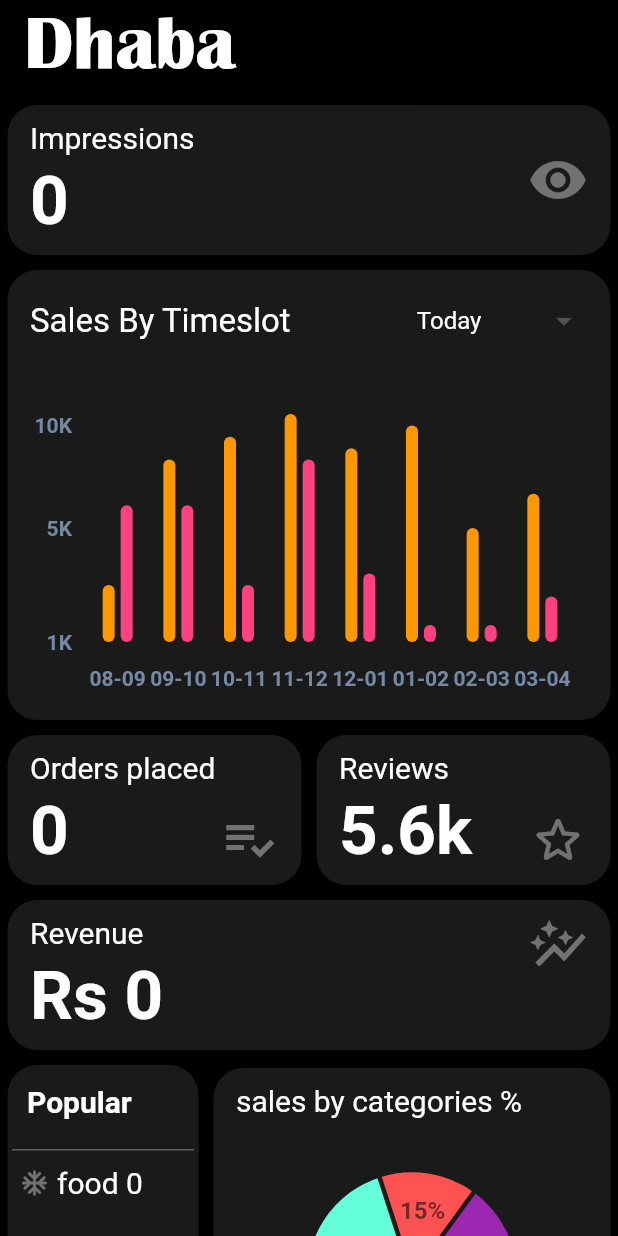
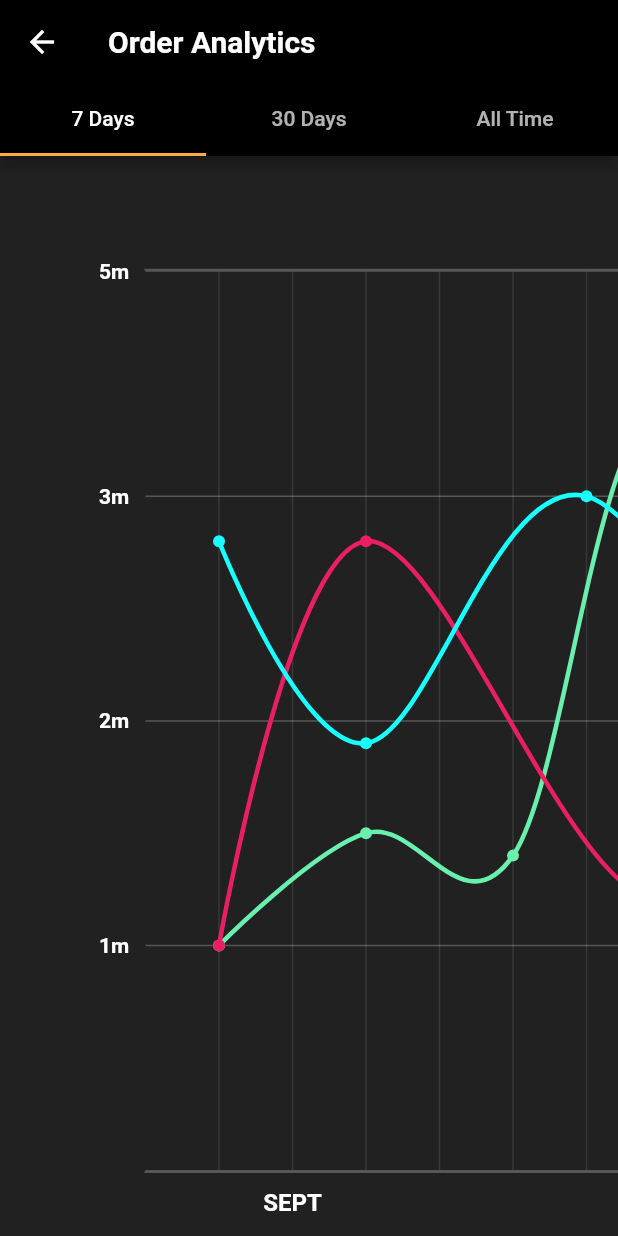
Before and after one commit to yousuf-4594/Blink-Employee, a Flutter app: the AnalyticsScreen screen opened directly with empty values, after a tap on "Orders placed", on a phone screen of 412 x 824 dp. Run offline on Flutter 3.47's test engine with Material 2 defaults, Android fonts, the phone set to English and light mode, and no system bars; drawn by our look-alikes of fl_chart; our stand-ins replace animated_text_kit, flutter_slidable, google_fonts, google_nav_bar, smooth_page_indicator; missing offline and left inert: mysql_client.

Commit message:
added order analytics screen with last 7days/30days/alltime tabs

```diff
--- /dev/null
+++ b/lib/graphs/orderPlacedLineChart.dart
@@ -0,0 +1,256 @@
+import 'package:fl_chart/fl_chart.dart';
+import 'package:flutter/material.dart';
+
+class _LineChart extends StatelessWidget {
+  const _LineChart();
+
+  @override
+  Widget build(BuildContext context) {
+    return LineChart(
+      sampleData1,
+      duration: const Duration(milliseconds: 250),
+    );
+  }
+
+  LineChartData get sampleData1 => LineChartData(
+        lineTouchData: lineTouchData1,
+        gridData: FlGridData(
+          show: true,
+          drawVerticalLine: true,
+          horizontalInterval: 1,
+          verticalInterval: 1,
+          getDrawingHorizontalLine: (value) {
+            return const FlLine(
+              color: Colors.white24,
+              strokeWidth: 1,
+            );
+          },
+          getDrawingVerticalLine: (value) {
+            return const FlLine(
+              color: Colors.white10,
+              strokeWidth: 1,
+            );
+          },
+        ),
+        titlesData: titlesData1,
+        borderData: borderData,
+        lineBarsData: lineBarsData1,
+        minX: 0,
+        maxX: 14,
+        maxY: 4,
+        minY: 0,
+      );
+
+  LineTouchData get lineTouchData1 => LineTouchData(
+        handleBuiltInTouches: true,
+        touchTooltipData: LineTouchTooltipData(
+          tooltipBgColor: Colors.blueGrey.withOpacity(0.8),
+        ),
+      );
+
+  FlTitlesData get titlesData1 => FlTitlesData(
+        bottomTitles: AxisTitles(
+          sideTitles: bottomTitles,
+        ),
+        rightTitles: const AxisTitles(
+          sideTitles: SideTitles(showTitles: false),
+        ),
+        topTitles: const AxisTitles(
+          sideTitles: SideTitles(showTitles: false),
+        ),
+        leftTitles: AxisTitles(
+          sideTitles: leftTitles(),
+        ),
+      );
+
+  List<LineChartBarData> get lineBarsData1 => [
+        lineChartBarData1_1,
+        lineChartBarData1_2,
+        lineChartBarData1_3,
+      ];
+
+  Widget leftTitleWidgets(double value, TitleMeta meta) {
+    const style = TextStyle(
+      fontWeight: FontWeight.bold,
+      fontSize: 14,
+      color: Colors.white,
+    );
+    String text;
+    switch (value.toInt()) {
+      case 1:
+        text = '1m';
+        break;
+      case 2:
+        text = '2m';
+        break;
+      case 3:
+        text = '3m';
+        break;
+      case 4:
+        text = '5m';
+        break;
+      case 5:
+        text = '6m';
+        break;
+      default:
+        return Container();
+    }
+
+    return Text(text, style: style, textAlign: TextAlign.center);
+  }
+
+  SideTitles leftTitles() => SideTitles(
+        getTitlesWidget: leftTitleWidgets,
+        showTitles: true,
+        interval: 1,
+        reservedSize: 40,
+      );
+
+  Widget bottomTitleWidgets(double value, TitleMeta meta) {
+    const style = TextStyle(
+      fontWeight: FontWeight.bold,
+      fontSize: 16,
+      color: Colors.white,
+    );
+    Widget text;
+    switch (value.toInt()) {
+      case 2:
+        text = const Text('SEPT', style: style);
+        break;
+      case 7:
+        text = const Text('OCT', style: style);
+        break;
+      case 12:
+        text = const Text('DEC', style: style);
+        break;
+      default:
+        text = const Text('');
+        break;
+    }
+
+    return SideTitleWidget(
+      axisSide: meta.axisSide,
+      space: 10,
+      child: text,
+    );
+  }
+
+  SideTitles get bottomTitles => SideTitles(
+        showTitles: true,
+        reservedSize: 32,
+        interval: 1,
+        getTitlesWidget: bottomTitleWidgets,
+      );
+
+  FlGridData get gridData => const FlGridData(show: false);
+
+  FlBorderData get borderData => FlBorderData(
+        show: true,
+        border: Border(
+          bottom: BorderSide(color: Colors.white24, width: 2),
+          left: const BorderSide(color: Colors.transparent),
+          right: const BorderSide(color: Colors.transparent),
+          top: const BorderSide(color: Colors.white24, width: 2),
+        ),
+      );
+
+  LineChartBarData get lineChartBarData1_1 => LineChartBarData(
+        isCurved: true,
+        color: Colors.greenAccent,
+        barWidth: 3,
+        isStrokeCapRound: true,
+        dotData: const FlDotData(show: true),
+        belowBarData: BarAreaData(show: false),
+        spots: const [
+          FlSpot(1, 1),
+          FlSpot(3, 1.5),
+          FlSpot(5, 1.4),
+          FlSpot(7, 3.4),
+          FlSpot(10, 2),
+          FlSpot(12, 2.2),
+          FlSpot(13, 1.8),
+        ],
+      );
+
+  LineChartBarData get lineChartBarData1_2 => LineChartBarData(
+        isCurved: true,
+        color: Colors.pink,
+        barWidth: 3,
+        isStrokeCapRound: true,
+        dotData: const FlDotData(show: true),
+        belowBarData: BarAreaData(
+          show: false,
+          color: Colors.pink.withOpacity(0),
+        ),
+        spots: const [
+          FlSpot(1, 1),
+          FlSpot(3, 2.8),
+          FlSpot(7, 1.2),
+          FlSpot(10, 2.8),
+          FlSpot(12, 2.6),
+          FlSpot(13, 3.9),
+        ],
+      );
+
+  LineChartBarData get lineChartBarData1_3 => LineChartBarData(
+        isCurved: true,
+        color: Colors.cyanAccent,
+        barWidth: 3,
+        isStrokeCapRound: true,
+        dotData: const FlDotData(show: true),
+        belowBarData: BarAreaData(show: false),
+        spots: const [
+          FlSpot(1, 2.8),
+          FlSpot(3, 1.9),
+          FlSpot(6, 3),
+          FlSpot(10, 1.3),
+          FlSpot(13, 2.5),
+        ],
+      );
+}
+
+class LineChartSample1 extends StatefulWidget {
+  const LineChartSample1({super.key});
+
+  @override
+  State<StatefulWidget> createState() => LineChartSample1State();
+}
+
+class LineChartSample1State extends State<LineChartSample1> {
+  late bool isShowingMainData;
+
+  @override
+  void initState() {
+    super.initState();
+    isShowingMainData = true;
+  }
+
+  @override
+  Widget build(BuildContext context) {
+    return AspectRatio(
+      aspectRatio: 1.1,
+      child: Stack(
+        children: <Widget>[
+          Column(
+            crossAxisAlignment: CrossAxisAlignment.stretch,
+            children: <Widget>[
+              const SizedBox(
+                height: 37,
+              ),
+              Expanded(
+                child: Padding(
+                  padding: const EdgeInsets.only(right: 16, left: 6),
+                  child: _LineChart(),
+                ),
+              ),
+              const SizedBox(
+                height: 10,
+              ),
+            ],
+          ),
+          // )
+        ],
+      ),
+    );
+  }
+}
--- a/lib/screens/analytics_screen.dart
+++ b/lib/screens/analytics_screen.dart
@@ -1,6 +1,7 @@
 import 'dart:async';
 
 import 'package:flutter/material.dart';
+import 'package:food_delivery_restraunt/screens/orderPlaceScreen.dart';
 import 'package:food_delivery_restraunt/screens/revenueScreen.dart';
 import 'package:food_delivery_restraunt/services/analytics.dart';
 
@@ -549,6 +550,11 @@
         child: InkWell(
           onTap: () {
             print('widget a pressed');
+
+            Navigator.push(
+              context,
+              MaterialPageRoute(builder: (context) => (OrderAnalytics())),
+            );
           },
           borderRadius: BorderRadius.circular(20),
           child: Container(
--- /dev/null
+++ b/lib/screens/orderPlaceScreen.dart
@@ -0,0 +1,89 @@
+import 'package:flutter/material.dart';
+
+import '../graphs/orderPlacedLineChart.dart';
+import '../graphs/revenueLineChart.dart';
+
+class OrderAnalytics extends StatefulWidget {
+  @override
+  _ScreenBState createState() => _ScreenBState();
+}
+
+class _ScreenBState extends State<OrderAnalytics> {
+  @override
+  Widget build(BuildContext context) {
+    return MaterialApp(
+      debugShowCheckedModeBanner: false,
+      home: DefaultTabController(
+        length: 3,
+        child: Scaffold(
+          backgroundColor: Colors.grey.shade900,
+          appBar: AppBar(
+            automaticallyImplyLeading: true,
+            title: Text('Order Analytics',
+                style: TextStyle(
+                  fontWeight: FontWeight.bold,
+                )),
+            backgroundColor: Colors.black,
+            leading: IconButton(
+              icon: Icon(Icons.arrow_back),
+              onPressed: () {
+                Navigator.pop(context);
+              },
+            ),
+            bottom: TabBar(
+              indicatorColor: Colors.orangeAccent,
+              tabs: [
+                Tab(text: '7 Days'),
+                Tab(text: '30 Days'),
+                Tab(text: 'All Time'),
+              ],
+            ),
+          ),
+          body: TabBarView(
+            children: [
+              // Content for 7 Days
+              SingleChildScrollView(
+                physics: BouncingScrollPhysics(),
+                scrollDirection: Axis.horizontal,
+                child: Container(
+                  // Replace this with your graph widget
+                  width: 800,
+                  padding: EdgeInsets.only(left: 50),
+                  height: MediaQuery.of(context).size.height,
+                  alignment: Alignment.bottomCenter,
+                  child: LineChartSample1(),
+                ),
+              ),
+
+              SingleChildScrollView(
+                physics: BouncingScrollPhysics(),
+                scrollDirection: Axis.horizontal,
+                child: Container(
+                  // Replace this with your graph widget
+                  width: 800,
+                  padding: EdgeInsets.only(left: 50),
+                  height: MediaQuery.of(context).size.height,
+                  alignment: Alignment.bottomCenter,
+                  child: LineChartSample1(),
+                ),
+              ),
+
+              SingleChildScrollView(
+                physics: BouncingScrollPhysics(),
+                scrollDirection: Axis.horizontal,
+                child: Container(
+                  // Replace this with your graph widget
+                  width: 800,
+                  padding: EdgeInsets.only(left: 50),
+                  height: MediaQuery.of(context).size.height,
+                  alignment: Alignment.bottomCenter,
+                  child: LineChartSample1(),
+                ),
+              ),
+            ],
+          ),
+        ),
+      ),
+    );
+  }
+}
```
